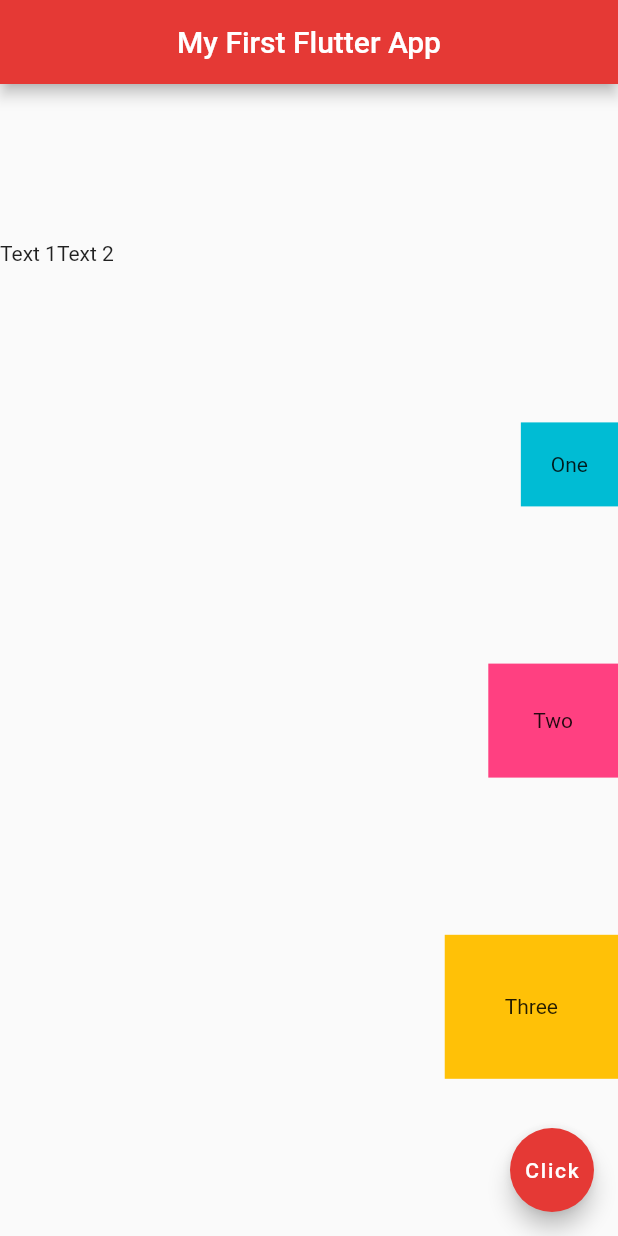
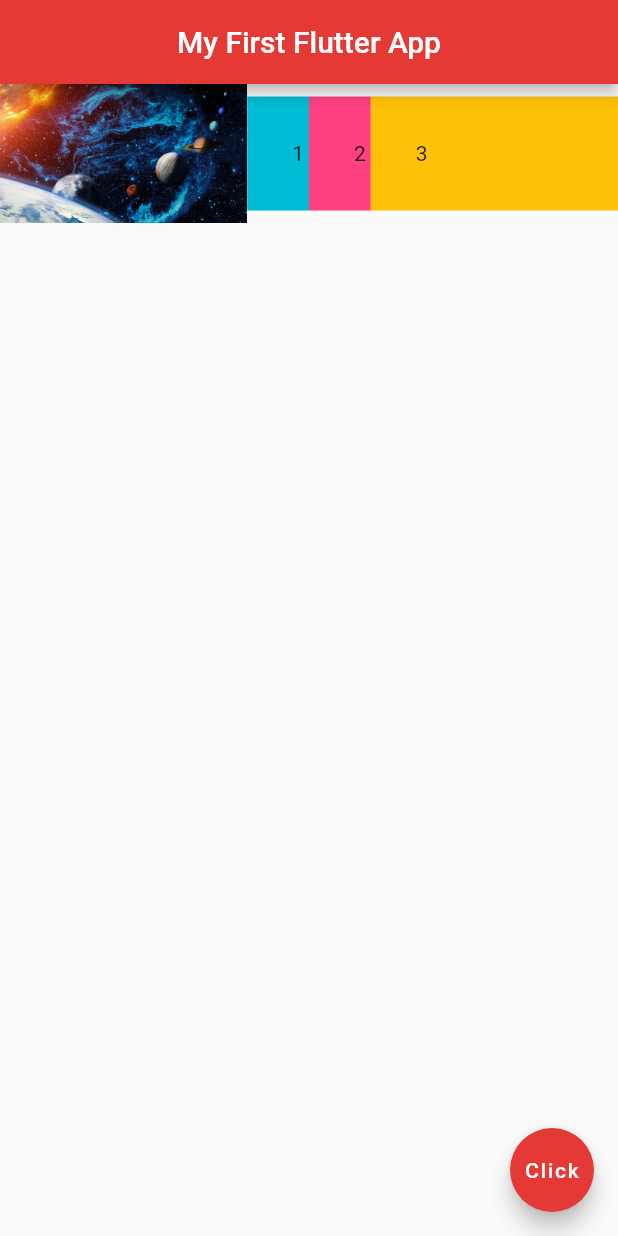
Before and after one commit to beslimir/MyFirstFlutterProject, a Flutter app: the screen it shows after launch, on a phone screen of 412 x 824 dp. Run offline on Flutter 3.47's test engine with Material 2 defaults, Android fonts, the phone set to English and light mode, and no system bars.

Commit message:
Expanded widgets

```diff
--- a/lib/main.dart
+++ b/lib/main.dart
@@ -15,31 +15,39 @@ class Home extends StatelessWidget {
         centerTitle: true,
         backgroundColor: Colors.red[600],
       ),
-      body: Column(
-        mainAxisAlignment: MainAxisAlignment.spaceEvenly,
-        crossAxisAlignment: CrossAxisAlignment.end,
+      body: Row(
         children: [
-          Row(
-            children: [
-              Text('Text 1'),
-              Text('Text 2')
-            ],
+          Expanded(
+            flex: 4,
+            child: Image.asset('assets/space2.jpg')
           ),
-          Container(
-            padding: EdgeInsets.all(20.0),
-            color: Colors.cyan,
-            child: Text('One'),
+          Expanded(
+            flex: 1,
+            child: Container(
+              padding: EdgeInsets.all(30.0),
+              color: Colors.cyan,
+              child: Text(
+                '1',
+                textAlign: TextAlign.center,
+              ),
+            ),
           ),
-          Container(
-            padding: EdgeInsets.all(30.0),
-            color: Colors.pinkAccent,
-            child: Text('Two'),
+          Expanded(
+            flex: 1,
+            child: Container(
+              padding: EdgeInsets.all(30.0),
+              color: Colors.pinkAccent,
+              child: Text('2'),
+            ),
           ),
-          Container(
-            padding: EdgeInsets.all(40.0),
-            color: Colors.amber,
-            child: Text('Three'),
-          ),
+          Expanded(
+            flex: 4,
+            child: Container(
+              padding: EdgeInsets.all(30.0),
+              color: Colors.amber,
+              child: Text('3'),
+            ),
+          )
         ],
       ),
       floatingActionButton: FloatingActionButton(
```
